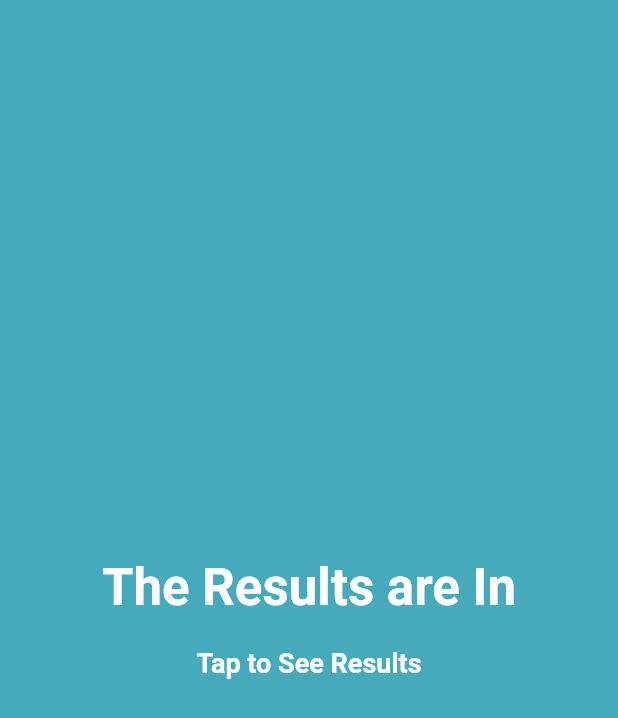
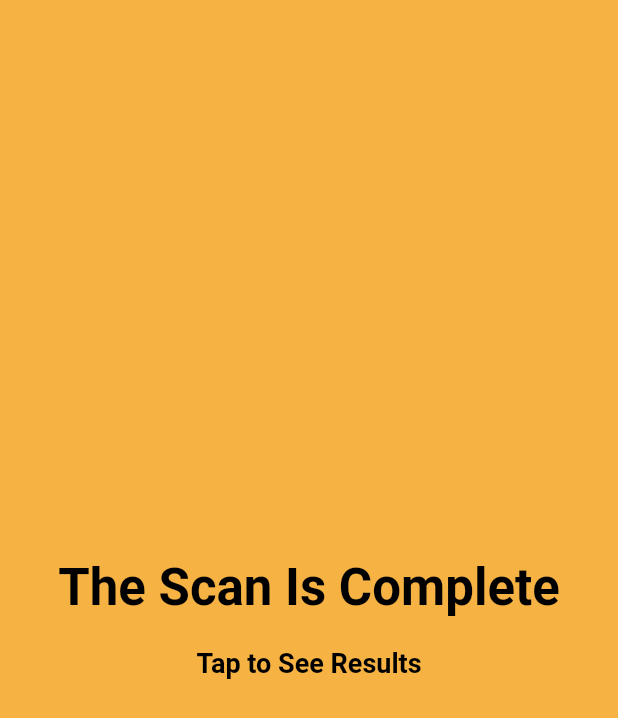
Before and after one commit to Hjfizzlebog2/SS-Skin, a Flutter app: the screen it shows after launch, on a phone screen of 412 x 824 dp. Shown: the top 718 px of the screen. Run offline on Flutter 3.47's test engine with Material 2 defaults, Android fonts, the phone set to English and light mode, and no system bars; our stand-ins replace cloud_firestore, email_validator, firebase_auth, firebase_core, firebase_storage, google_sign_in and 2 more; missing offline and left inert: extension_google_sign_in_as_googleapis_auth; accounts and stored records are empty.

Commit message:
Added some colors and made minor details to wording in different locations. Need to fix colors.

```diff
--- a/lib/FurtherDetailsMelanoma.dart
+++ b/lib/FurtherDetailsMelanoma.dart
@@ -64,8 +64,8 @@ class FurtherDetailsMelanoma extends StatelessWidget {
                 padding: const EdgeInsets.fromLTRB(35, 15, 35, 15),
                 child: const Text(
                     'Melanoma is the most serious type of skin cancer.\n \n'
-                        'Melanoma occurs when the pigment-producing cells that give'
-                        'color t the skin become cancerous.',
+                        'Melanoma occurs when the pigment-producing cells that give '
+                        'color to the skin become cancerous.',
                     textAlign: TextAlign.center,
                     style: TextStyle(fontSize: 18)
                 ),
--- a/lib/ReviewPhotoScreen.dart
+++ b/lib/ReviewPhotoScreen.dart
@@ -7,6 +7,7 @@ import 'package:intl/intl.dart';
 import 'package:path_provider/path_provider.dart';
 import 'package:ss_skin_project/RegisteredHomePage.dart';
 import 'GeneratedReport.dart';
+import 'SeeResults.dart';
 
 
 class ReviewPhotoScreen extends StatelessWidget {
@@ -100,7 +101,7 @@ class ReviewPhotoScreen extends StatelessWidget {
           onPressed: () {
             Navigator.push(
               context,
-              MaterialPageRoute(builder: (context) =>  GeneratedReport(scan: reportMap)),
+              MaterialPageRoute(builder: (context) =>  SeeResults(scan: reportMap)),
             );
           },
           style: ElevatedButton.styleFrom(
--- a/lib/SeeResults.dart
+++ b/lib/SeeResults.dart
@@ -1,11 +1,20 @@
+import 'dart:math';
+
 import 'package:flutter/material.dart';
 import 'package:ss_skin_project/GeneratedReport.dart';
 import 'Constants.dart' as Constants;
 
 class SeeResults extends StatelessWidget {
   final Map scan;
+  final rng = Random();
+  // A list of different things to say
+  final List<String> list = ["The Results Are In", "The Scan Is Complete", "Your Picture Has Been Evaluated",
+  "Scan Completed"];
 
-  const SeeResults({
+  static const screenColor = Constants.Constants.amber;
+  static const textColor = Colors.black;
+
+  SeeResults({
     Key? key,
     required this.scan,
   }) : super(key: key);
@@ -15,7 +24,7 @@ class SeeResults extends StatelessWidget {
   @override
   Widget build(BuildContext context) {
     return Scaffold(
-      backgroundColor: Constants.Constants.teal, //Colors.amber[600],
+      backgroundColor: screenColor, //Colors.amber[600],
       body: GestureDetector(
         behavior: HitTestBehavior.opaque,
         onTap: () {
@@ -31,12 +40,13 @@ class SeeResults extends StatelessWidget {
         Container(
         alignment: Alignment.topCenter,
           padding: const EdgeInsets.all(10),
-          child: const Text(
-            'The Results are In',
-            style: TextStyle(
+          child: Text(
+            list[rng.nextInt(3)],
+            textAlign: TextAlign.center,
+            style: const TextStyle(
                 fontWeight: FontWeight.bold,
                 fontSize: 34,
-              color: Colors.white
+              color: textColor
             ),
           ),
         ),
@@ -48,7 +58,7 @@ class SeeResults extends StatelessWidget {
                 style: TextStyle(
                     fontWeight: FontWeight.bold,
                     fontSize: 18,
-                    color: Colors.white
+                    color: textColor
                 ),
               ),
             )
--- a/lib/ThatMeans.dart
+++ b/lib/ThatMeans.dart
@@ -77,7 +77,7 @@ class ThatMeans extends StatelessWidget {
               Container(
                 padding: const EdgeInsets.fromLTRB(25, 30, 25, 0),
                 child: const Text(
-                  '\n\n\n\n\nSkin Safety Scanner is not intended for self-diagnosis. Please consult a dermatologist for medical diagnosis.\n\n',
+                  '\n\n\n\n\nSkin Safety Scanner is not intended for self-diagnosis. Please consult a dermatologist for an official medical diagnosis. \n\n',
                   style: TextStyle(fontSize: 14),
                 ),
               ),
--- a/lib/TitleSplashScreen.dart
+++ b/lib/TitleSplashScreen.dart
@@ -28,7 +28,7 @@ class TitleSplashScreen extends StatelessWidget {
         ),
         home: SplashScreen(
           seconds: 5,
-          navigateAfterSeconds: const SeeResults(scan: reportMap),
+          navigateAfterSeconds: SeeResults(scan: reportMap),
           title: const Text(
             '\nSkin Safety Scanner',
             style: TextStyle(
```
Also changed, not shown: lib/GeneratedReport.dart (+11 -5 lines), lib/NextStepsMelanoma.dart (+7 -5 lines), lib/WhatNow.dart (+25 -14 lines).
